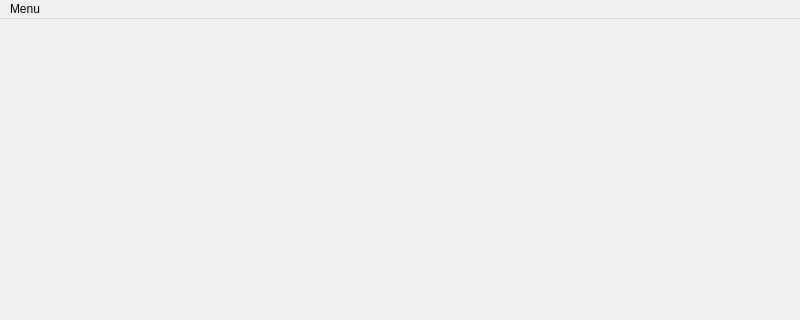
This is mainwindow.ui in TrashBinNp2019/Graphs-Uni-Proj as Qt 5 draws it before an edit; both pictures show x 0 to 800 and y 0 to 320 of the 800 by 600 pixel window. The edited form follows.
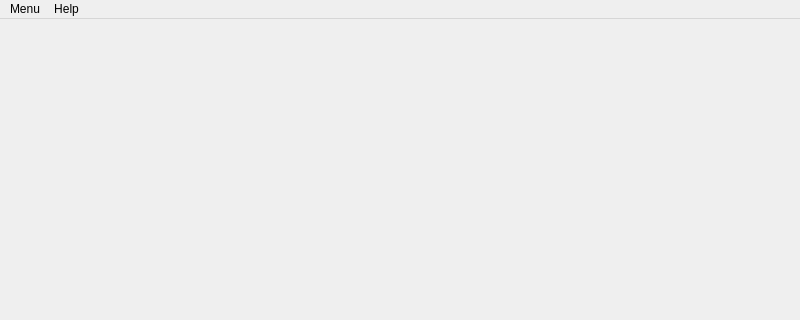
This is the edited form.

```diff
--- a/mainwindow.ui
+++ b/mainwindow.ui
@@ -20,7 +20,7 @@
      <x>0</x>
      <y>0</y>
      <width>800</width>
-     <height>22</height>
+     <height>26</height>
     </rect>
    </property>
    <widget class="QMenu" name="menuMenu">
@@ -34,8 +34,17 @@
     <addaction name="actionSave"/>
     <addaction name="separator"/>
     <addaction name="actionClear"/>
+    <addaction name="separator"/>
+    <addaction name="actionExit"/>
+   </widget>
+   <widget class="QMenu" name="menuHelp">
+    <property name="title">
+     <string>Help</string>
+    </property>
+    <addaction name="actionAbout"/>
    </widget>
    <addaction name="menuMenu"/>
+   <addaction name="menuHelp"/>
   </widget>
   <widget class="QStatusBar" name="statusbar"/>
   <action name="actionAdd">
```
Left out of the diff: 32 changed lines with no effect on the pictures.
